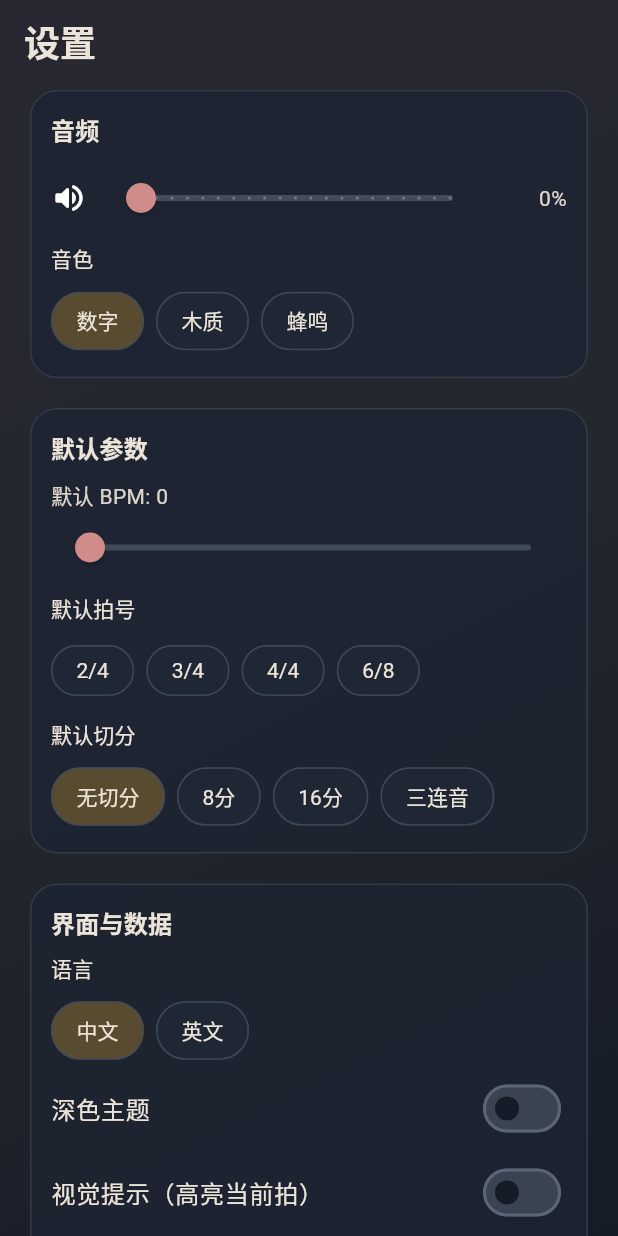
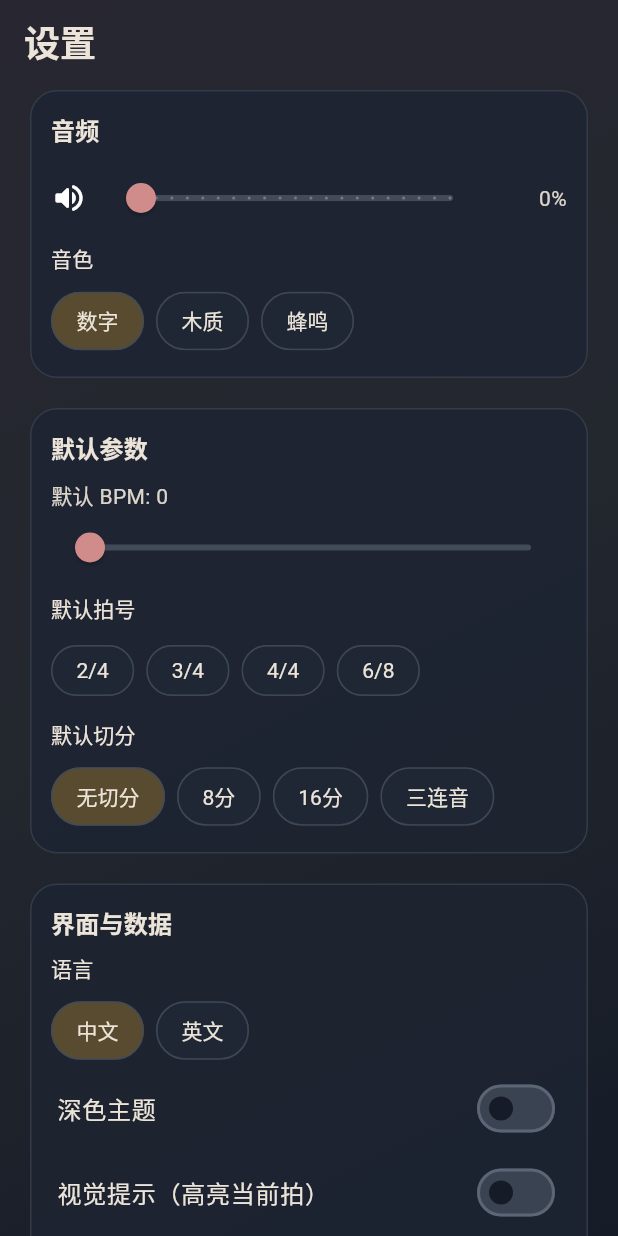
Before and after one commit to foxmaybeOI1761640545/FlutterDemo-1776537345-V1.0.1, a Flutter app: the SettingsPage widget shown alone on an empty page, opened directly with empty values, on a phone screen of 412 x 824 dp. Run offline on Flutter 3.47's test engine with Material 3 defaults, Android fonts, the light colour scheme and no system bars; our stand-ins replace audioplayers, shared_preferences; accounts and stored records are empty.

Commit message:
ui(switch): 优化开关标题在小屏下的可读性 | Improve switch label readability on narrow layouts
- 类型(Type): ui
- 功能(Feature): N/A
- 服务(Service): N/A
- 重构(Refactor): 为开关标题文本增加多行上限与溢出策略，并统一内容内边距，减少 trailing 开关挤压影响。
- 交互与界面(UI/UX): 小屏下开关项标题显示更稳定，不再出现明显截断或布局抖动。
- 文档(Docs): N/A

- Types: ui
- Feature: N/A
- Service: N/A
- Refactor: Add max-lines and overflow handling for switch labels and normalize content padding to reduce trailing-switch squeeze.
- UI/UX: Keep switch titles stable and readable on narrow screens.
- Docs: N/A

```diff
--- a/lib/src/pages/settings_page.dart
+++ b/lib/src/pages/settings_page.dart
@@ -230,20 +230,26 @@
                           ],
                         ),
                         SwitchListTile(
-                          contentPadding: EdgeInsets.zero,
-                          title: Text(context.tr(zh: "深色主题", en: "Dark Theme")),
+                          contentPadding: const EdgeInsets.symmetric(horizontal: 4),
+                          title: Text(
+                            context.tr(zh: "深色主题", en: "Dark Theme"),
+                            maxLines: 2,
+                            overflow: TextOverflow.ellipsis,
+                          ),
                           value: settings.darkTheme,
                           onChanged: (bool value) {
                             onSettingsChanged(settings.copyWith(darkTheme: value));
                           },
                         ),
                         SwitchListTile(
-                          contentPadding: EdgeInsets.zero,
+                          contentPadding: const EdgeInsets.symmetric(horizontal: 4),
                           title: Text(
                             context.tr(
                               zh: "视觉提示（高亮当前拍）",
                               en: "Visual Hints (Highlight Active Beat)",
                             ),
+                            maxLines: 2,
+                            overflow: TextOverflow.ellipsis,
                           ),
                           value: settings.visualHints,
                           onChanged: (bool value) {
```
Also changed, not shown: lib/src/pages/ear_training_page.dart (+18 -3 lines).
